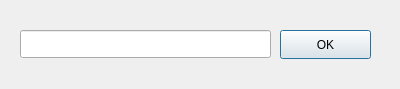
Nozarach1/quantum_gear, file src/dialogfilename.ui: the form before one commit.
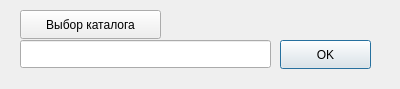
The form after the commit.

```diff
--- a/src/dialogfilename.ui
+++ b/src/dialogfilename.ui
@@ -17,7 +17,7 @@
    <property name="geometry">
     <rect>
      <x>280</x>
-     <y>30</y>
+     <y>40</y>
      <width>91</width>
      <height>29</height>
     </rect>
@@ -30,12 +30,25 @@
    <property name="geometry">
     <rect>
      <x>20</x>
-     <y>30</y>
+     <y>40</y>
      <width>251</width>
      <height>28</height>
     </rect>
    </property>
   </widget>
+  <widget class="QPushButton" name="dirButton">
+   <property name="geometry">
+    <rect>
+     <x>20</x>
+     <y>10</y>
+     <width>141</width>
+     <height>29</height>
+    </rect>
+   </property>
+   <property name="text">
+    <string>Выбор каталога</string>
+   </property>
+  </widget>
  </widget>
  <resources/>
  <connections/>
```
